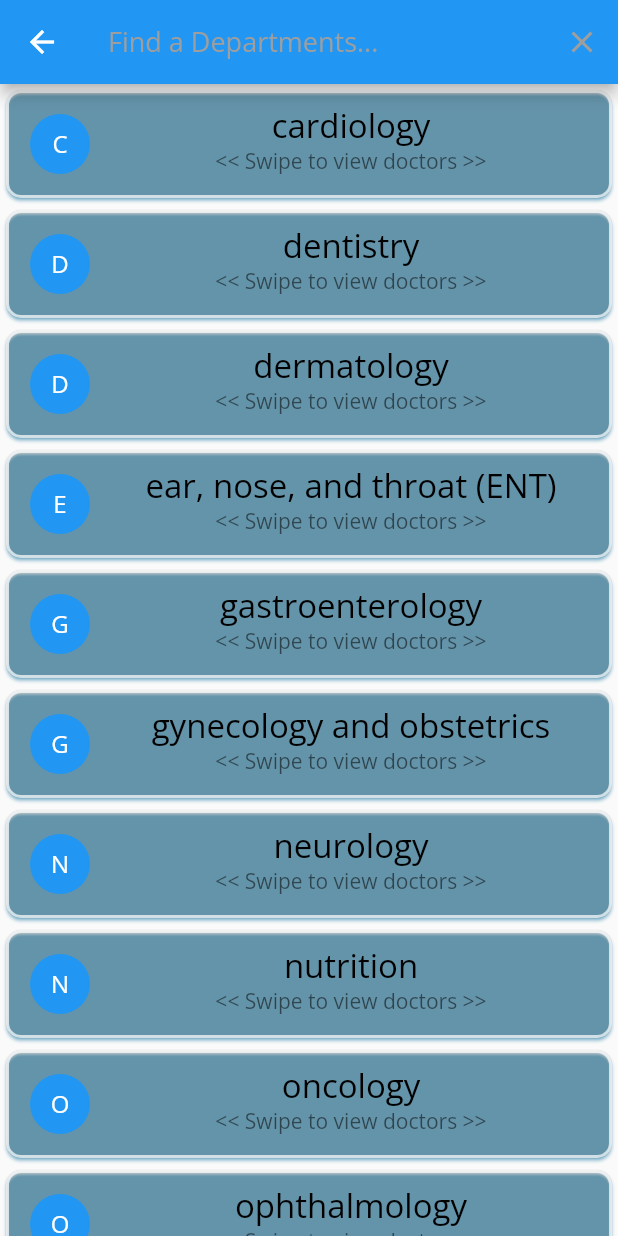
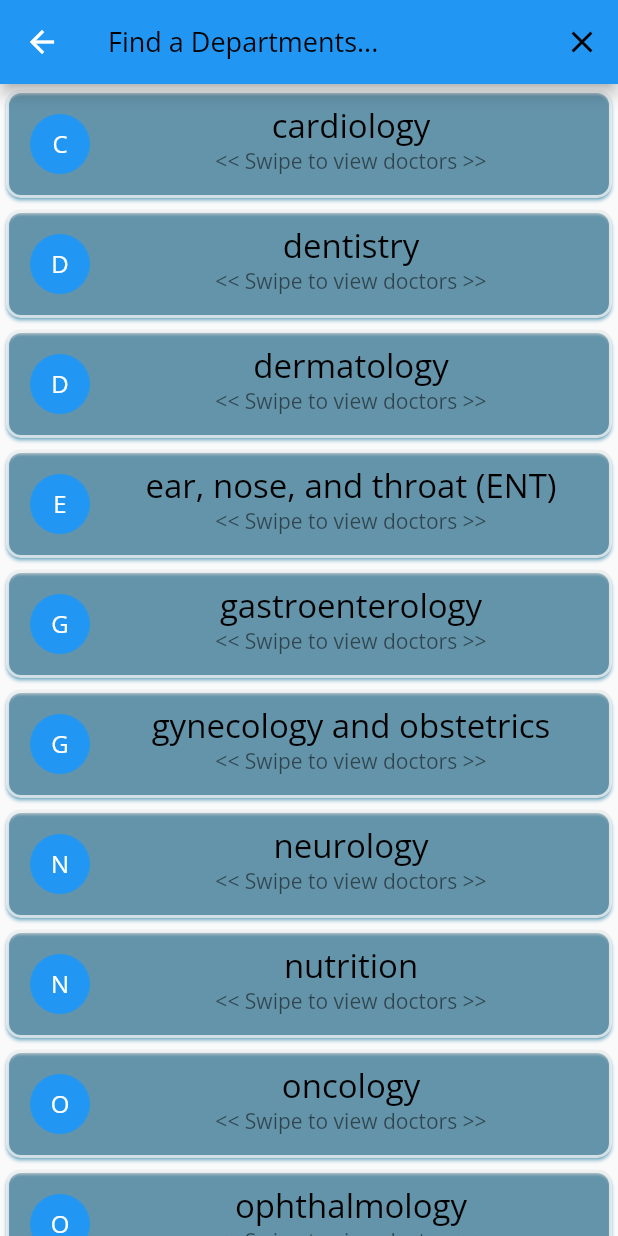
Before and after one commit to mustafaamin/a_doctor, a Flutter app: the HomeScreen screen opened by its route, after a tap on the "search" icon, on a phone screen of 412 x 824 dp. Run offline on Flutter 3.47's test engine with Material 2 defaults, Android fonts, the phone set to English and light mode, and no system bars; our stand-ins replace bloc, equatable, flutter_bloc, flutter_local_notifications, google_fonts, lottie and 2 more; missing offline and left inert: flutter_rounded_date_picker; project files that could hold a hidden picture were left out.

Commit message:
Content change design

```diff
--- a/lib/views/widget/buildAppBarActions.dart
+++ b/lib/views/widget/buildAppBarActions.dart
@@ -9,7 +9,7 @@ List<Widget> buildAppBarActions(BuildContext context, VoidCallback function,
           clearSearch();
           // Navigator.pop(context);
         },
-        icon: Icon(Icons.clear, color: Colors.grey),
+        icon: Icon(Icons.clear, color: Colors.black),
       ),
     ];
   } else {
@@ -18,7 +18,7 @@ List<Widget> buildAppBarActions(BuildContext context, VoidCallback function,
         onPressed: function,
         icon: Icon(
           Icons.search,
-          color: Colors.grey,
+          color: Colors.black,
         ),
       ),
     ];
--- a/lib/views/widget/buildSearchField.dart
+++ b/lib/views/widget/buildSearchField.dart
@@ -3,13 +3,13 @@ import 'package:flutter/material.dart';
 Widget buildSearchField(_searchTextController,String name, Function(String) callback) {
   return TextField(
     controller: _searchTextController,
-    cursorColor: Colors.grey,
+    cursorColor: Colors.black,
     decoration: InputDecoration(
       hintText: 'Find a $name...',
       border: InputBorder.none,
-      hintStyle: TextStyle(color: Colors.grey, fontSize: 18),
+      hintStyle: TextStyle(color: Colors.black, fontSize: 18),
     ),
-    style: TextStyle(color: Colors.grey, fontSize: 18),
+    style: TextStyle(color: Colors.black, fontSize: 18),
     onChanged: (searchedCharacter) {
       callback(searchedCharacter);
     },
```
